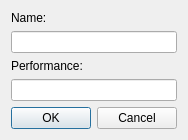
DanielZorin/DataCenters, file DCGUI/Windows/ComputerDialog.ui: the form before one commit.
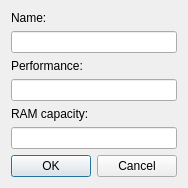
The form after the commit.

Commit message: RAM capacity support in GUI (WIP)

What changed in the file:
```diff
--- a/DCGUI/Windows/ComputerDialog.ui
+++ b/DCGUI/Windows/ComputerDialog.ui
@@ -6,8 +6,8 @@
    <rect>
     <x>0</x>
     <y>0</y>
-    <width>178</width>
-    <height>139</height>
+    <width>184</width>
+    <height>184</height>
    </rect>
   </property>
   <property name="windowTitle">
@@ -86,6 +86,16 @@
        </item>
       </layout>
      </item>
+     <item>
+      <widget class="QLabel" name="label">
+       <property name="text">
+        <string>RAM capacity:</string>
+       </property>
+      </widget>
+     </item>
+     <item>
+      <widget class="QLineEdit" name="ram"/>
+     </item>
      <item>
       <layout class="QHBoxLayout" name="horizontalLayout">
        <item>
```
The commit also changes 11 other files.
